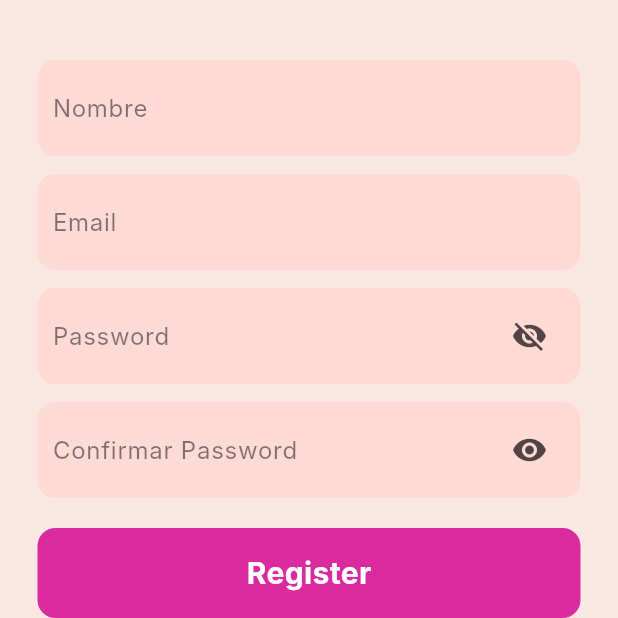
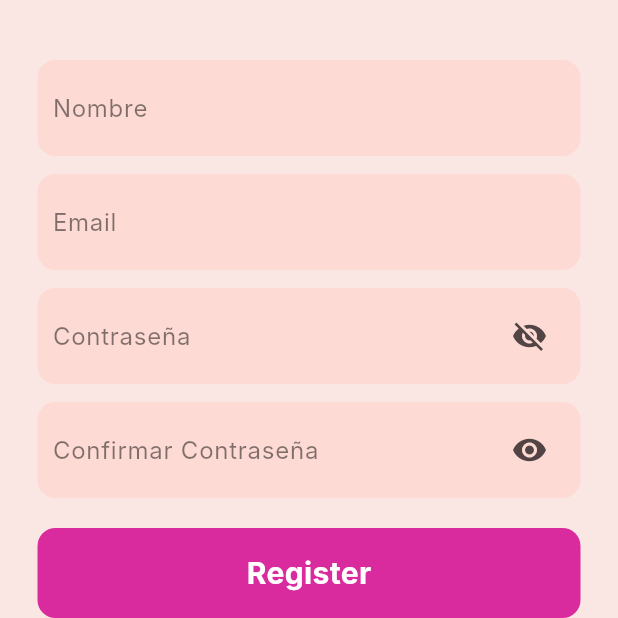
Before and after one commit to iC0d1g0/LunaRD, a Flutter app: the RegisterScreen screen opened directly, after a tap on the "visibility" icon, after a tap on "Register", on a phone screen of 412 x 824 dp, the top half of it. Run offline on Flutter 3.47's test engine with Material 3 defaults, Android fonts, the phone set to English and light mode, and no system bars; our stand-ins replace cloud_firestore, firebase_auth, firebase_core, google_sign_in, icons_plus, percent_indicator and 4 more; missing offline and left inert: custom_clippers, flutter_facebook_auth, quantity_input; accounts and stored records are empty; network calls fail; Roboto replaces fonts that are missing (Inter).

Commit message:
para pasar a la pc de Adder

```diff
--- a/lib/src/app.dart
+++ b/lib/src/app.dart
@@ -44,7 +44,7 @@ class MyApp extends StatelessWidget {
             if (snapshot.data == true) {
               SystemChrome.setSystemUIOverlayStyle(
                 const SystemUiOverlayStyle(
-                  statusBarColor: Color(0xFFFAE6E2),
+                  statusBarColor: Color.fromRGBO(250, 230, 226, 1),
                 ),
               );
               return MaterialApp(
--- a/lib/src/views/screens/login_register/register_screen.dart
+++ b/lib/src/views/screens/login_register/register_screen.dart
@@ -22,38 +22,11 @@ class RegisterScreen extends StatefulWidget {
 class _RegisterScreenState extends State<RegisterScreen> {
   bool showPass = false;
   bool showConfirm = false;
-  String nombre = '';
-  String correo = '';
-  String password = '';
-  String cPassword = '';
 
-  setNombre(String value) {
-    setState(() {
-      MainController.moverLetra(value);
-      nombre = value;
-    });
-  }
-
-  setCorreo(String value) {
-    setState(() {
-      MainController.moverLetra(value);
-      correo = value;
-    });
-  }
-
-  setCPassword(String value) {
-    setState(() {
-      MainController.moverLetra(value);
-      cPassword = value;
-    });
-  }
-
-  setPassword(String value) {
-    setState(() {
-      MainController.moverLetra(value);
-      password = value;
-    });
-  }
+  final nombreController = TextEditingController();
+  final correoController = TextEditingController();
+  final passwordController = TextEditingController();
+  final cPasswordController = TextEditingController();
 
   showConfPass() {
     setState(() {
@@ -77,30 +50,26 @@ class _RegisterScreenState extends State<RegisterScreen> {
           children: [
             const SizedBox(height: 40),
             MyText(
-              onChanged: setNombre,
-              value: nombre,
+              controller: nombreController,
               hintText: "Nombre",
               ),
             const SizedBox(height: 12),
             MyText(
-              onChanged: setCorreo,
-              value: correo,
+              controller: correoController,
               hintText: "Email"
               ),
             const SizedBox(height: 12),
             MyText(
-              hintText: "Password",
-              onChanged: setPassword,
-              value: password,
+              controller: passwordController,
+              hintText: "Contraseña",
               onPressed: showPassword,
               obsecureText: showPass ? false : true,
               icon: showPass ? Icons.visibility_off : Icons.visibility,
             ),
             const SizedBox(height: 12),
             MyText(
-              hintText: "Confirmar Password",
-              onChanged: setCPassword,
-              value: cPassword,
+              controller: cPasswordController,
+              hintText: "Confirmar Contraseña",
               onPressed: showConfPass,
               obsecureText: showConfirm ? false : true,
               icon: showConfirm ? Icons.visibility_off : Icons.visibility,
@@ -112,9 +81,14 @@ class _RegisterScreenState extends State<RegisterScreen> {
                 customColor: const Color(0xFFDA2B9E),
                 text: "Register",
                 onTap: () async{
-                  User? userRegisted = await RegisterController.registrarUsuario(context, nombre, correo, password, cPassword);
-                  MainController.usuaria!.nombre = userRegisted!.displayName;
-                  MainController.usuaria!.correo = userRegisted.email;
+                  User? userRegisted = await RegisterController.registrarUsuario(context, nombreController.text, correoController.text, passwordController.text, cPasswordController.text);
+                  if (MainController.usuaria != null && userRegisted != null) {
+                    MainController.usuaria!.nombre = userRegisted.displayName;
+                    MainController.usuaria!.correo = userRegisted.email;
+                  } else {
+                    // ignore: use_build_context_synchronously
+                    MainController.mensajeInferior(context, "Error al registrar", Colors.red);
+                  }
                 }),
             const SizedBox(
               height: 10,
--- a/lib/src/views/widgets/mytext.dart
+++ b/lib/src/views/widgets/mytext.dart
@@ -5,8 +5,7 @@ class MyText extends StatelessWidget {
   final IconData? icon;
   final void Function()? onPressed;
   final bool obsecureText;
-  final void Function(String value)? onChanged;
-  final String? value;
+  final TextEditingController controller;
 
   const MyText({
     super.key,
@@ -14,8 +13,7 @@ class MyText extends StatelessWidget {
     this.icon,
     this.onPressed,
     this.obsecureText = false,
-    this.onChanged,
-    this.value,
+    required this.controller,
   });
 
   @override
@@ -34,8 +32,7 @@ class MyText extends StatelessWidget {
             child: Directionality(
               textDirection: TextDirection.ltr,
               child: TextField(
-                onChanged: onChanged,
-                controller: TextEditingController(text: value),
+                controller: controller,
                 decoration: InputDecoration(
                     border: InputBorder.none,
                     hintText: hintText,
```
Also changed, not shown: lib/src/controllers/login_controller.dart (+4 -5 lines), lib/src/views/screens/login_register/banco_screen.dart (+8 -3 lines), lib/src/views/screens/login_register/login_screen.dart (+5 -20 lines), pubspec.lock.
